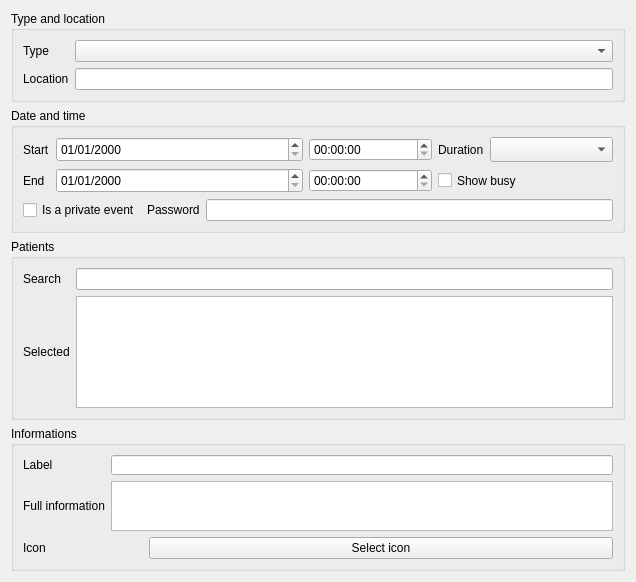
Above: plugins/agendaplugin/eventeditorwidget.ui from FreeHealth/freehealth before the change. Below: the same form after it.
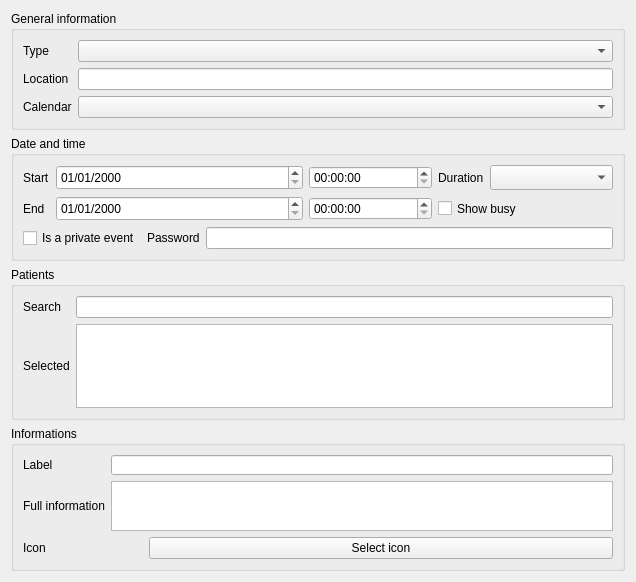
That is the form after the change.

Commit message: Agenda: - managing multiple user calendars in widget, new field in database (need to be recreated)

Patch:
```diff
--- a/plugins/agendaplugin/eventeditorwidget.ui
+++ b/plugins/agendaplugin/eventeditorwidget.ui
@@ -17,7 +17,7 @@
    <item row="0" column="0">
     <widget class="QGroupBox" name="groupBox">
      <property name="title">
-      <string>Type and location</string>
+      <string>General information</string>
      </property>
      <layout class="QGridLayout" name="gridLayout">
       <item row="0" column="0">
@@ -27,7 +27,7 @@
         </property>
        </widget>
       </item>
-      <item row="0" column="1">
+      <item row="0" column="2">
        <widget class="QComboBox" name="typeCombo"/>
       </item>
       <item row="1" column="0">
@@ -37,9 +37,19 @@
         </property>
        </widget>
       </item>
-      <item row="1" column="1">
+      <item row="1" column="2">
        <widget class="QLineEdit" name="location"/>
       </item>
+      <item row="2" column="0">
+       <widget class="QLabel" name="label_12">
+        <property name="text">
+         <string>Calendar</string>
+        </property>
+       </widget>
+      </item>
+      <item row="2" column="2">
+       <widget class="QComboBox" name="calendarCombo"/>
+      </item>
      </layout>
     </widget>
    </item>
```
The commit also changes 6 other files.
